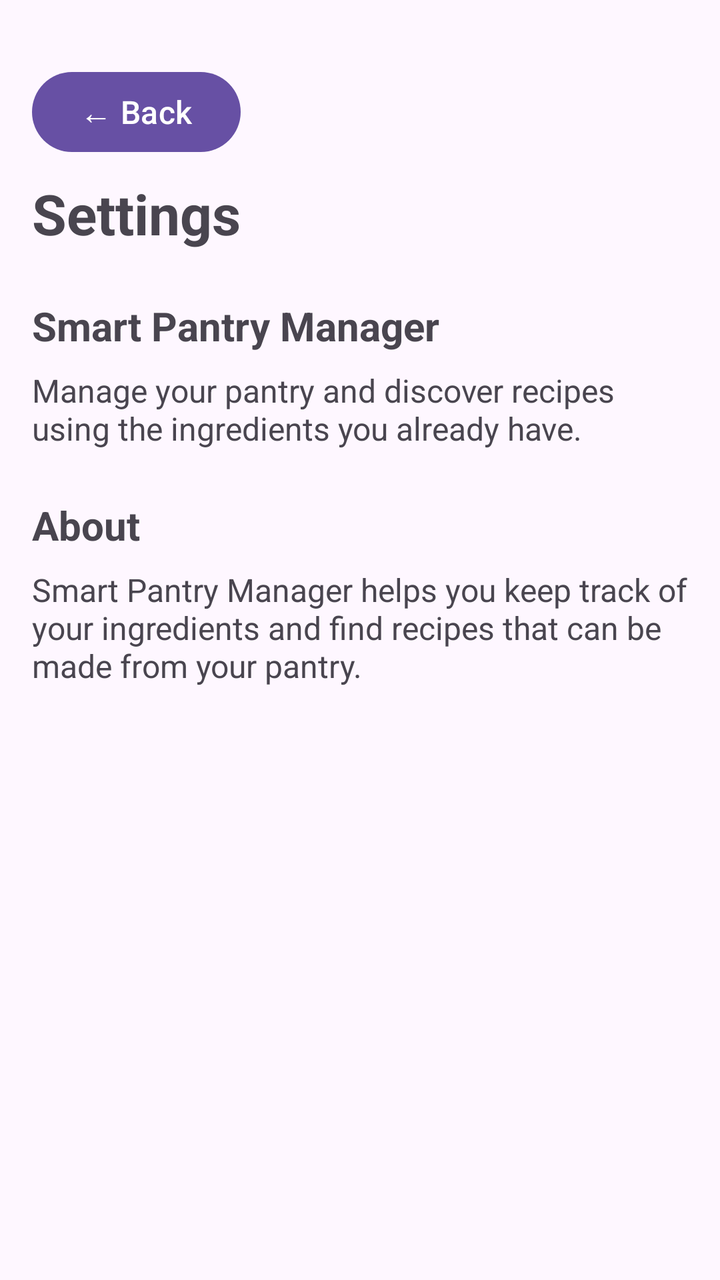
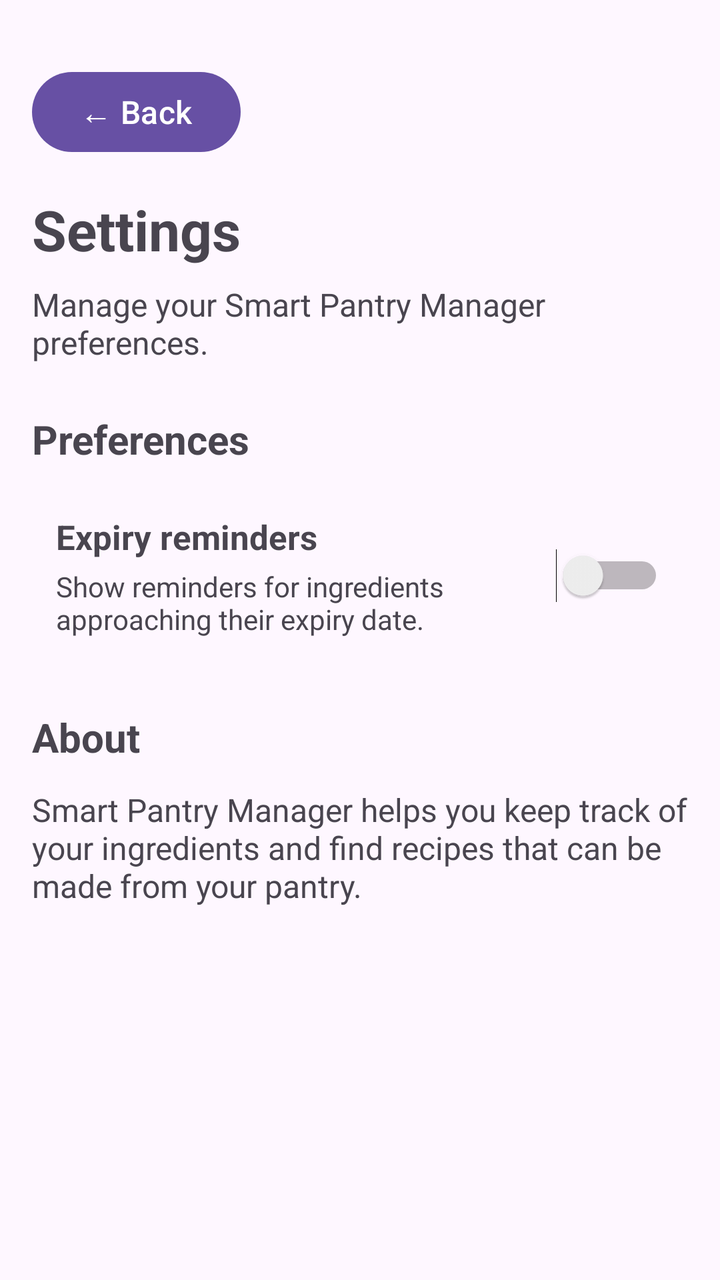

Compare the two renders of this Android layout. The source of the first and the diff that turns it into the second are given below.
<!-- AndroidManifest.xml: application theme Theme.SmartPantryManager -->
<!-- res/layout/activity_settings.xml -->
<?xml version="1.0" encoding="utf-8"?>
<LinearLayout xmlns:android="http://schemas.android.com/apk/res/android"
    android:layout_width="match_parent"
    android:layout_height="match_parent"
    android:orientation="vertical"
    android:padding="16dp">

    <Button
        android:id="@+id/btnBackFromSettings"
        android:layout_width="wrap_content"
        android:layout_height="wrap_content"
        android:text="← Back"
        android:textSize="16sp"
        android:layout_marginTop="16dp"
        android:layout_marginBottom="8dp" />

    <TextView
        android:layout_width="match_parent"
        android:layout_height="wrap_content"
        android:text="Settings"
        android:textSize="28sp"
        android:textStyle="bold"
        android:paddingBottom="24dp" />

    <TextView
        android:layout_width="match_parent"
        android:layout_height="wrap_content"
        android:text="Smart Pantry Manager"
        android:textSize="20sp"
        android:textStyle="bold"
        android:paddingBottom="8dp" />

    <TextView
        android:layout_width="match_parent"
        android:layout_height="wrap_content"
        android:text="Manage your pantry and discover recipes using the ingredients you already have."
        android:textSize="16sp"
        android:paddingBottom="24dp" />

    <TextView
        android:layout_width="match_parent"
        android:layout_height="wrap_content"
        android:text="About"
        android:textSize="20sp"
        android:textStyle="bold"
        android:paddingBottom="8dp" />

    <TextView
        android:layout_width="match_parent"
        android:layout_height="wrap_content"
        android:text="Smart Pantry Manager helps you keep track of your ingredients and find recipes that can be made from your pantry."
        android:textSize="16sp" />

</LinearLayout>
<!-- resources referenced by this layout -->
<resources>
  <style name="Theme.SmartPantryManager" parent="Base.Theme.SmartPantryManager" />
  <style name="Base.Theme.SmartPantryManager" parent="Theme.Material3.DayNight.NoActionBar">
          
          
      </style>
</resources>

<!-- the commit's change to res/layout/activity_settings.xml (unified diff, before → after) -->
@@ -1,54 +1,100 @@
 <?xml version="1.0" encoding="utf-8"?>
-<LinearLayout xmlns:android="http://schemas.android.com/apk/res/android"
+<ScrollView xmlns:android="http://schemas.android.com/apk/res/android"
     android:layout_width="match_parent"
-    android:layout_height="match_parent"
-    android:orientation="vertical"
-    android:padding="16dp">
+    android:layout_height="match_parent">
 
-    <Button
-        android:id="@+id/btnBackFromSettings"
-        android:layout_width="wrap_content"
-        android:layout_height="wrap_content"
-        android:text="← Back"
-        android:textSize="16sp"
-        android:layout_marginTop="16dp"
-        android:layout_marginBottom="8dp" />
-
-    <TextView
+    <LinearLayout
         android:layout_width="match_parent"
         android:layout_height="wrap_content"
-        android:text="Settings"
-        android:textSize="28sp"
-        android:textStyle="bold"
-        android:paddingBottom="24dp" />
+        android:orientation="vertical"
+        android:padding="16dp">
 
-    <TextView
-        android:layout_width="match_parent"
-        android:layout_height="wrap_content"
-        android:text="Smart Pantry Manager"
-        android:textSize="20sp"
-        android:textStyle="bold"
-        android:paddingBottom="8dp" />
+        <Button
+            android:id="@+id/btnBackFromSettings"
+            android:layout_width="wrap_content"
+            android:layout_height="wrap_content"
+            android:text="← Back"
+            android:textSize="16sp"
+            android:textAllCaps="false"
+            android:minHeight="48dp"
+            android:layout_marginTop="16dp"
+            android:layout_marginBottom="16dp" />
 
-    <TextView
-        android:layout_width="match_parent"
-        android:layout_height="wrap_content"
-        android:text="Manage your pantry and discover recipes using the ingredients you already have."
-        android:textSize="16sp"
-        android:paddingBottom="24dp" />
+        <TextView
+            android:layout_width="match_parent"
+            android:layout_height="wrap_content"
+            android:text="Settings"
+            android:textSize="28sp"
+            android:textStyle="bold"
+            android:paddingBottom="8dp" />
 
-    <TextView
-        android:layout_width="match_parent"
-        android:layout_height="wrap_content"
-        android:text="About"
-        android:textSize="20sp"
-        android:textStyle="bold"
-        android:paddingBottom="8dp" />
+        <TextView
+            android:layout_width="match_parent"
+            android:layout_height="wrap_content"
+            android:text="Manage your Smart Pantry Manager preferences."
+            android:textSize="16sp"
+            android:layout_marginBottom="24dp" />
 
-    <TextView
-        android:layout_width="match_parent"
-        android:layout_height="wrap_content"
-        android:text="Smart Pantry Manager helps you keep track of your ingredients and find recipes that can be made from your pantry."
-        android:textSize="16sp" />
+        <TextView
+            android:layout_width="match_parent"
+            android:layout_height="wrap_content"
+            android:text="Preferences"
+            android:textSize="20sp"
+            android:textStyle="bold"
+            android:layout_marginBottom="12dp" />
 
-</LinearLayout>
+        <LinearLayout
+            android:layout_width="match_parent"
+            android:layout_height="wrap_content"
+            android:orientation="horizontal"
+            android:gravity="center_vertical"
+            android:padding="12dp"
+            android:layout_marginBottom="24dp">
+
+            <LinearLayout
+                android:layout_width="0dp"
+                android:layout_height="wrap_content"
+                android:layout_weight="1"
+                android:orientation="vertical">
+
+                <TextView
+                    android:layout_width="match_parent"
+                    android:layout_height="wrap_content"
+                    android:text="Expiry reminders"
+                    android:textSize="17sp"
+                    android:textStyle="bold" />
+
+                <TextView
+                    android:layout_width="match_parent"
+                    android:layout_height="wrap_content"
+                    android:text="Show reminders for ingredients approaching their expiry date."
+                    android:textSize="14sp"
+                    android:layout_marginTop="4dp" />
+
+            </LinearLayout>
+
+            <Switch
+                android:id="@+id/switchExpiryReminders"
+                android:layout_width="wrap_content"
+                android:layout_height="wrap_content"
+                android:textSize="14sp" />
+
+        </LinearLayout>
+
+        <TextView
+            android:layout_width="match_parent"
+            android:layout_height="wrap_content"
+            android:text="About"
+            android:textSize="20sp"
+            android:textStyle="bold"
+            android:layout_marginBottom="12dp" />
+
+        <TextView
+            android:layout_width="match_parent"
+            android:layout_height="wrap_content"
+            android:text="Smart Pantry Manager helps you keep track of your ingredients and find recipes that can be made from your pantry."
+            android:textSize="16sp" />
+
+    </LinearLayout>
+
+</ScrollView>
